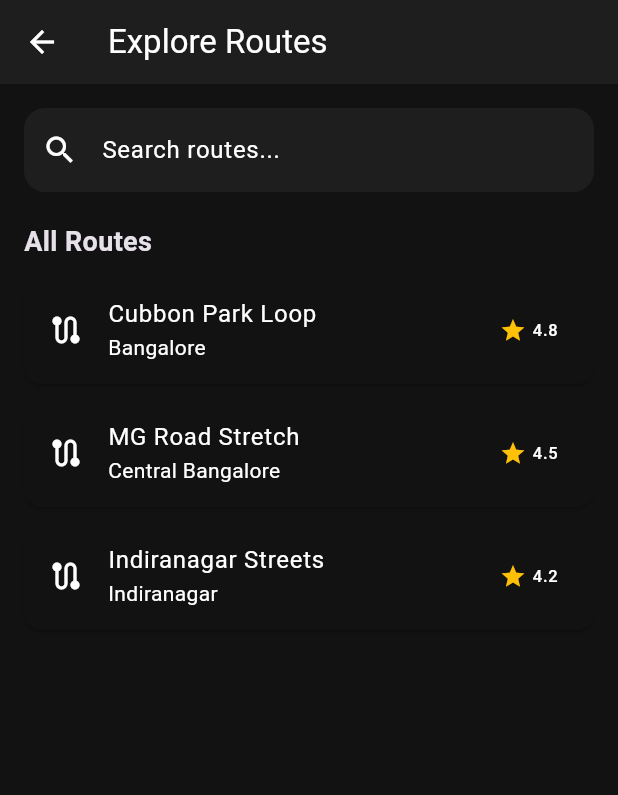
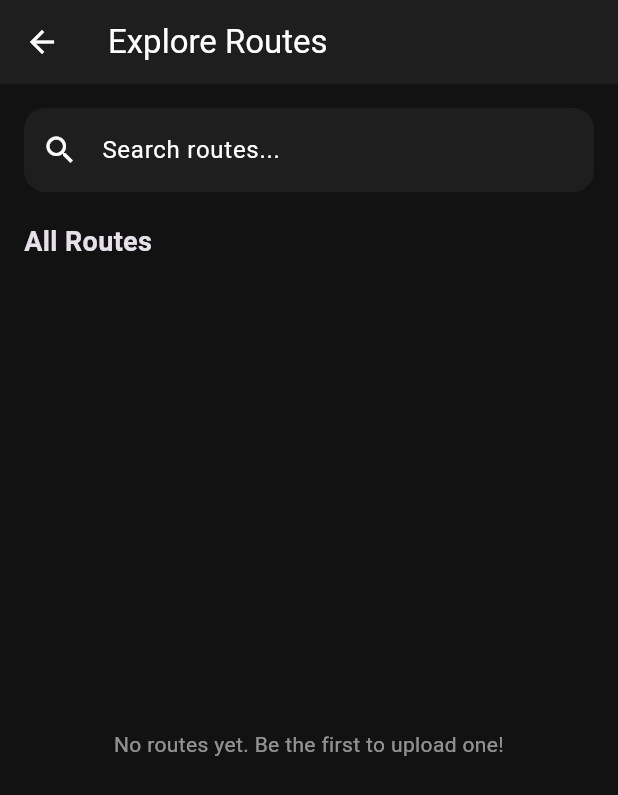
Before and after one commit to kalviumcommunity/S69_Map_Go, a Flutter app: the screen it shows once a user with an empty profile is signed in, in the side drawer, after a tap on "Explore Routes", on a phone screen of 412 x 824 dp. Shown: the top 795 px of the screen. Run offline on Flutter 3.47's test engine with Material 3 defaults, Android fonts, the phone set to English and light mode, and no system bars; our stand-ins replace cloud_firestore, firebase_auth, firebase_core, firebase_storage, geolocator, google_maps_flutter and 2 more; accounts and stored records are empty.

Commit message:
routes visible that are being uploaded

```diff
--- a/map_go/lib/screens/explore_routes.dart
+++ b/map_go/lib/screens/explore_routes.dart
@@ -64,29 +64,14 @@ class ExploreRoutesPage extends StatelessWidget {
                     );
                   }
 
-                  // SHOW DEMO ROUTES IF DATABASE EMPTY
+                  // SHOW EMPTY STATE IF DATABASE EMPTY
                   if (!snapshot.hasData || snapshot.data!.docs.isEmpty) {
-
-                    final demoRoutes = [
-                      {"name": "Cubbon Park Loop", "area": "Bangalore", "rating": 4.8},
-                      {"name": "MG Road Stretch", "area": "Central Bangalore", "rating": 4.5},
-                      {"name": "Indiranagar Streets", "area": "Indiranagar", "rating": 4.2},
-                    ];
-
-                    return ListView.builder(
-                      itemCount: demoRoutes.length,
-                      itemBuilder: (context, index) {
-
-                        final route = demoRoutes[index];
-
-                        return RouteTile(
-                          name: route["name"] as String,
-                          area: route["area"] as String,
-                          rating: route["rating"] as double,
-                          onTap: () {},
-                        );
-
-                      },
+                    return const Center(
+                      child: Text(
+                        "No routes yet. Be the first to upload one!",
+                        style: TextStyle(color: Colors.white54),
+                        textAlign: TextAlign.center,
+                      ),
                     );
                   }
 
@@ -96,19 +81,20 @@ class ExploreRoutesPage extends StatelessWidget {
                     itemCount: routes.length,
                     itemBuilder: (context, index) {
 
-                      final route = routes[index];
+                      final doc = routes[index];
+                      final data = doc.data() as Map<String, dynamic>;
 
                       return RouteTile(
-                        name: route["name"],
-                        area: route["area"],
-                        rating: (route["rating"] as num).toDouble(),
+                        name: data['name'] ?? 'Unnamed Route',
+                        area: data['address'] ?? '',
+                        rating: (data['safetyRating'] as num? ?? 0).toDouble(),
                         onTap: () {
 
                           Navigator.push(
                             context,
                             MaterialPageRoute(
                               builder: (_) => RouteDetailPage(
-                                routeId: route.id,
+                                routeId: doc.id,
                               ),
                             ),
                           );
--- a/map_go/lib/screens/home_page.dart
+++ b/map_go/lib/screens/home_page.dart
@@ -1,14 +1,11 @@
-import 'package:cloud_firestore/cloud_firestore.dart';
 import 'package:firebase_auth/firebase_auth.dart';
 import 'package:flutter/material.dart';
 import 'package:google_maps_flutter/google_maps_flutter.dart';
 import 'package:geolocator/geolocator.dart';
 import 'package:map_go/screens/profile_page.dart';
-import 'package:map_go/screens/route_detail_page.dart';
 import 'package:map_go/screens/explore_routes.dart';
 import 'package:map_go/screens/start_route_page.dart';
 import 'package:map_go/screens/upload_route_page.dart';
-import 'package:map_go/widgets/route_tile.dart';
 //minor update to home page UI and added quick action buttons
 class HomePage extends StatefulWidget {
   final User user;
@@ -273,87 +270,6 @@ class _HomePageState extends State<HomePage> {
 
               _buildQuickActions(context),
 
-              const SizedBox(height: 22),
-
-              const Text(
-                "Popular Routes",
-                style: TextStyle(fontSize: 18, fontWeight: FontWeight.bold),
-              ),
-
-              const SizedBox(height: 10),
-
-              Expanded(
-                child: StreamBuilder<QuerySnapshot>(
-                  stream: FirebaseFirestore.instance
-                      .collection("routes")
-                      .snapshots(),
-
-                  builder: (context, snapshot) {
-
-                    if (snapshot.connectionState ==
-                        ConnectionState.waiting) {
-                      return const Center(
-                        child: CircularProgressIndicator(),
-                      );
-                    }
-
-                    if (!snapshot.hasData ||
-                        snapshot.data!.docs.isEmpty) {
-
-                      final demoRoutes = [
-                        {"name": "Cubbon Park Loop", "area": "Bangalore", "rating": 4.8},
-                        {"name": "MG Road Stretch", "area": "Central Bangalore", "rating": 4.5},
-                        {"name": "Indiranagar Streets", "area": "Indiranagar", "rating": 4.2},
-                      ];
-
-                      return ListView.builder(
-                        itemCount: demoRoutes.length,
-                        itemBuilder: (context, index) {
-
-                          final route = demoRoutes[index];
-
-                          return RouteTile(
-                            name: route["name"] as String,
-                            area: route["area"] as String,
-                            rating: route["rating"] as double,
-                            onTap: () {},
-                          );
-
-                        },
-                      );
-                    }
-
-                    final routes = snapshot.data!.docs;
-
-                    return ListView.builder(
-                      itemCount: routes.length,
-                      itemBuilder: (context, index) {
-
-                        final route = routes[index];
-
-                        return RouteTile(
-                          name: route["name"],
-                          area: route["area"],
-                          rating: (route["rating"] as num).toDouble(),
-                          onTap: () {
-                            Navigator.push(
-                              context,
-                              MaterialPageRoute(
-                                builder: (_) => RouteDetailPage(
-                                  routeId: route.id,
-                                ),
-                              ),
-                            );
-                          },
-                        );
-
-                      },
-                    );
-
-                  },
-                ),
-              ),
-
             ],
           ),
         ),
```
